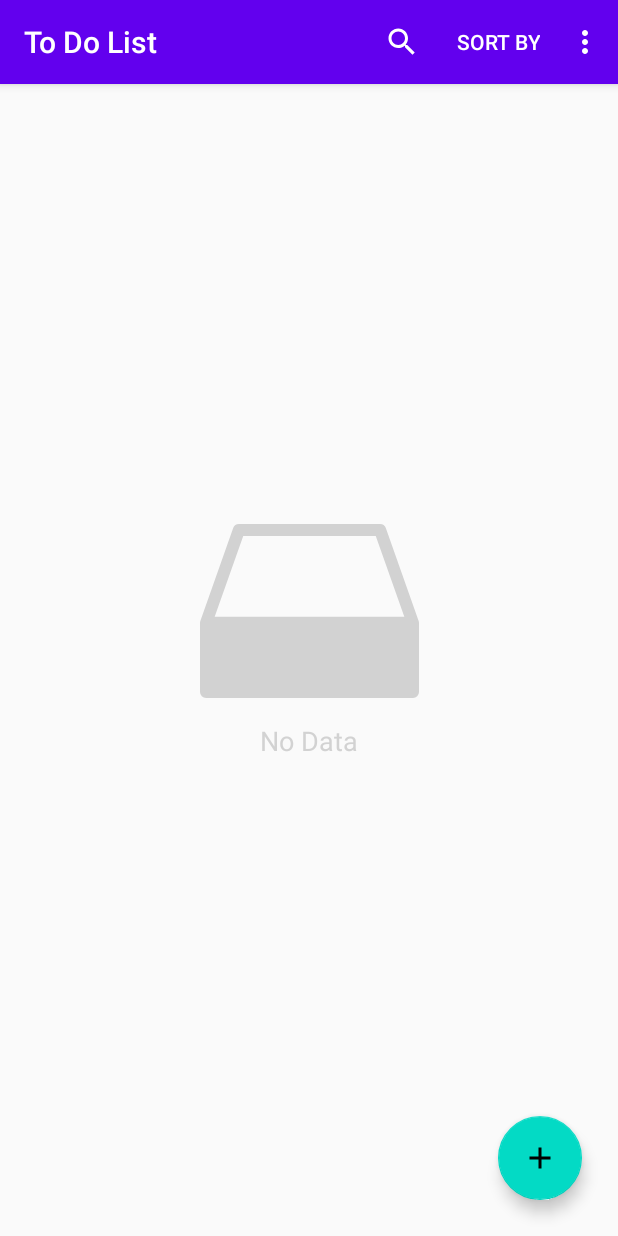
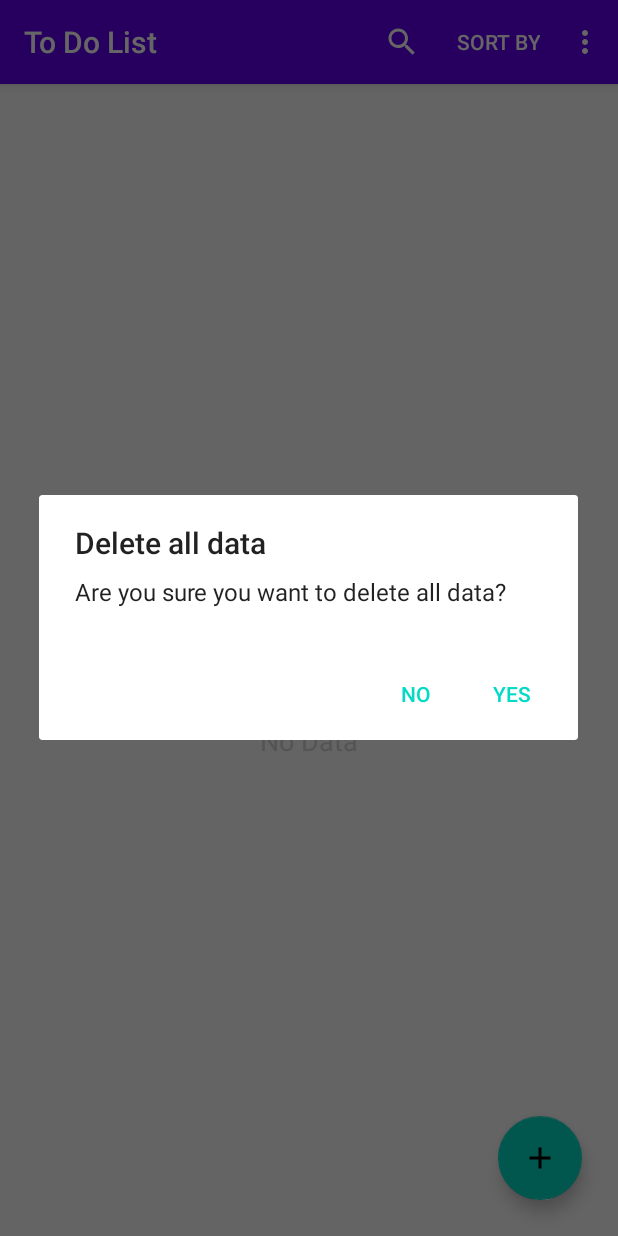
Before and after one commit to mustaphaattah/ToDo-List-App, an Android app: the screen it shows after launch (MainActivity), in the options menu, after a tap on "Delete All", on a phone screen of 412 x 824 dp. Run offline under Robolectric (Android 15) with nearby library versions, the phone set to English and light mode, and no system bars; our stand-ins replace Room's generated code, navigation-ui.

Commit message:
added AlertDialog for HomeFragment.kt delete all.

```diff
--- a/app/src/main/java/com/mtah/todolist/fragments/HomeFragment.kt
+++ b/app/src/main/java/com/mtah/todolist/fragments/HomeFragment.kt
@@ -3,6 +3,7 @@ package com.mtah.todolist.fragments
 import android.os.Bundle
 import android.view.*
 import android.widget.Toast
+import androidx.appcompat.app.AlertDialog
 import androidx.fragment.app.Fragment
 import androidx.fragment.app.viewModels
 import androidx.lifecycle.Observer
@@ -48,14 +49,27 @@ class HomeFragment : Fragment() {
 
     override fun onOptionsItemSelected(item: MenuItem): Boolean {
         when (item.itemId) {
-            R.id.option_delete_all -> deleteAllData()
+            R.id.option_delete_all -> deleteConfirmation()
         }
         return super.onOptionsItemSelected(item)
     }
 
-    private fun deleteAllData() {
-        viewModel.deleteAll()
-        Toast.makeText(requireContext(), "All tasks deleted!", Toast.LENGTH_SHORT).show()
+    private fun deleteConfirmation(){
+        val alertBuilder = AlertDialog.Builder(requireContext())
+        alertBuilder.setMessage("Are you sure you want to delete all data?")
+            .setTitle("Delete all data")
+            .setCancelable(true)
+            .setPositiveButton("Yes") { _, _ ->
+                viewModel.deleteAll()
+                Toast.makeText(
+                    requireContext(),
+                    "All data deleted!",
+                    Toast.LENGTH_SHORT
+                ).show()
+            }
+            .setNegativeButton("No") { _, _ -> }
+
+        alertBuilder.create().show()
     }
 
 }
--- a/app/src/main/java/com/mtah/todolist/fragments/UpdateFragment.kt
+++ b/app/src/main/java/com/mtah/todolist/fragments/UpdateFragment.kt
@@ -87,8 +87,6 @@ class UpdateFragment : Fragment(){
             .setNegativeButton("No") { _, _ -> }
 
         alertBuilder.create().show()
-
-
     }
 
 }
```
